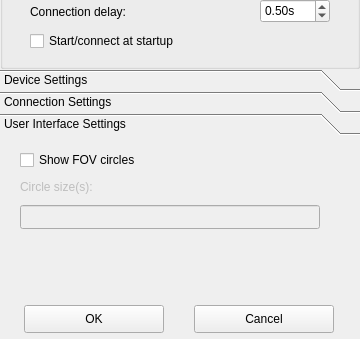
519984307/stellarium_src, file plugins/TelescopeControl/src/gui/telescopeConfigurationDialog.ui: the form before one commit; both pictures show x 0 to 360 and y 251 to 590 of the 360 by 590 pixel window.
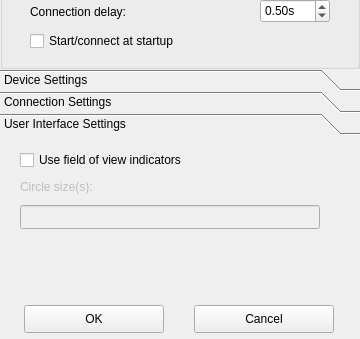
The form after the commit. The open tabs and pages were chosen to show the change. Custom widgets are drawn as their Qt base class.

Commit message: TelescopeControl: fixed reticle color bug; separated reticles and FOV circles; renamed FOV circles

```diff
--- a/plugins/TelescopeControl/src/gui/telescopeConfigurationDialog.ui
+++ b/plugins/TelescopeControl/src/gui/telescopeConfigurationDialog.ui
@@ -461,7 +461,7 @@
       <string>Show circles with fixed angular size around the telescope reticle</string>
      </property>
      <property name="text">
-      <string>Show FOV circles</string>
+      <string>Use field of view indicators</string>
      </property>
     </widget>
    </widget>
```
The commit also changes 7 other files.
